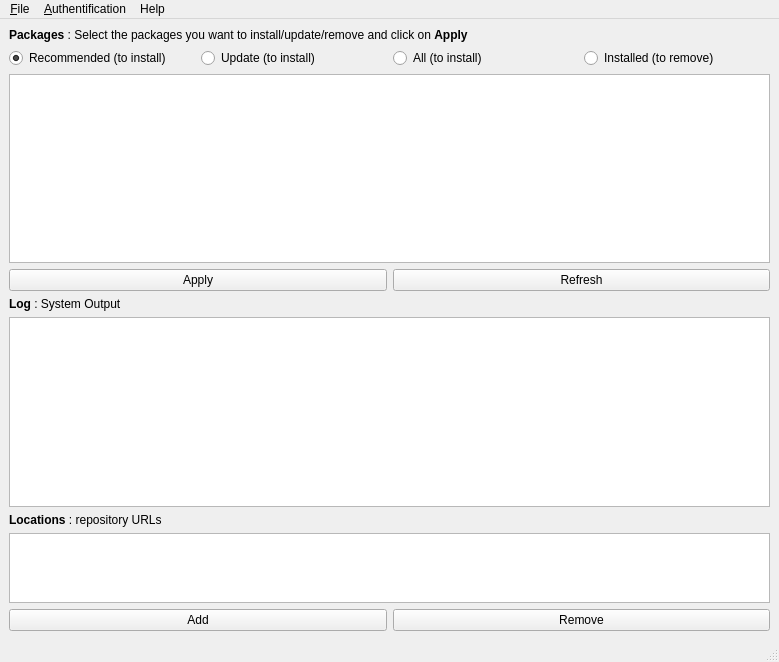
Before: the Qt Designer form deploygui/src/openalea/deploygui/resources/mainwindow.ui in openalea/openalea, drawn with Qt 5.
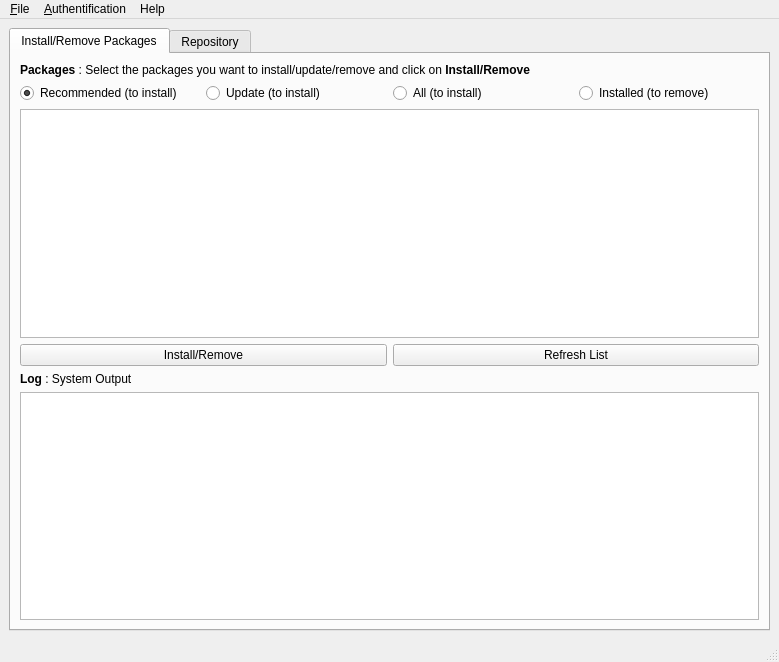
After: the same form once the commit is applied. Icons and pictures are not drawn.

```diff
--- a/deploygui/src/openalea/deploygui/resources/mainwindow.ui
+++ b/deploygui/src/openalea/deploygui/resources/mainwindow.ui
@@ -18,12 +18,22 @@
   <widget class="QWidget" name="centralwidget" >
    <layout class="QVBoxLayout" >
     <item>
+     <widget class="QTabWidget" name="tabWidget" >
+      <property name="currentIndex" >
+       <number>0</number>
+      </property>
+      <widget class="QWidget" name="tab" >
+       <attribute name="title" >
+        <string>Install/Remove Packages</string>
+       </attribute>
+       <layout class="QVBoxLayout" >
+        <item>
      <widget class="QLabel" name="label_4" >
       <property name="text" >
        <string>&lt;html>&lt;head>&lt;meta name="qrichtext" content="1" />&lt;style type="text/css">
 p, li { white-space: pre-wrap; }
 &lt;/style>&lt;/head>&lt;body style=" font-family:'Sans Serif'; font-size:9pt; font-weight:400; font-style:normal;">
-&lt;p style=" margin-top:0px; margin-bottom:0px; margin-left:0px; margin-right:0px; -qt-block-indent:0; text-indent:0px;">&lt;span style=" font-weight:600;">Packages&lt;/span> : Select the packages you want to install/update/remove and click on &lt;span style=" font-weight:600;">Apply&lt;/span>&lt;/p>&lt;/body>&lt;/html></string>
+&lt;p style=" margin-top:0px; margin-bottom:0px; margin-left:0px; margin-right:0px; -qt-block-indent:0; text-indent:0px;">&lt;span style=" font-weight:600;">Packages&lt;/span> : Select the packages you want to install/update/remove and click on &lt;span style=" font-weight:600;">Install/Remove&lt;/span>&lt;/p>&lt;/body>&lt;/html></string>
       </property>
      </widget>
     </item>
@@ -95,14 +105,14 @@
       <item>
        <widget class="QPushButton" name="proceedButton" >
         <property name="text" >
-         <string>Apply</string>
+             <string>Install/Remove</string>
         </property>
        </widget>
       </item>
       <item>
        <widget class="QPushButton" name="refreshButton" >
         <property name="text" >
-         <string>Refresh</string>
+             <string>Refresh List</string>
         </property>
        </widget>
       </item>
@@ -125,6 +135,13 @@
       </property>
      </widget>
     </item>
+       </layout>
+      </widget>
+      <widget class="QWidget" name="tab_2" >
+       <attribute name="title" >
+        <string>Repository</string>
+       </attribute>
+       <layout class="QVBoxLayout" >
     <item>
      <widget class="QLabel" name="label_2" >
       <property name="text" >
@@ -180,6 +197,10 @@
     </item>
    </layout>
   </widget>
+     </widget>
+    </item>
+   </layout>
+  </widget>
   <widget class="QMenuBar" name="menubar" >
    <property name="geometry" >
     <rect>
```
Left out of the diff: 6 changed lines with no effect on the pictures. Lines whose indentation alone changed are shown as unchanged.
